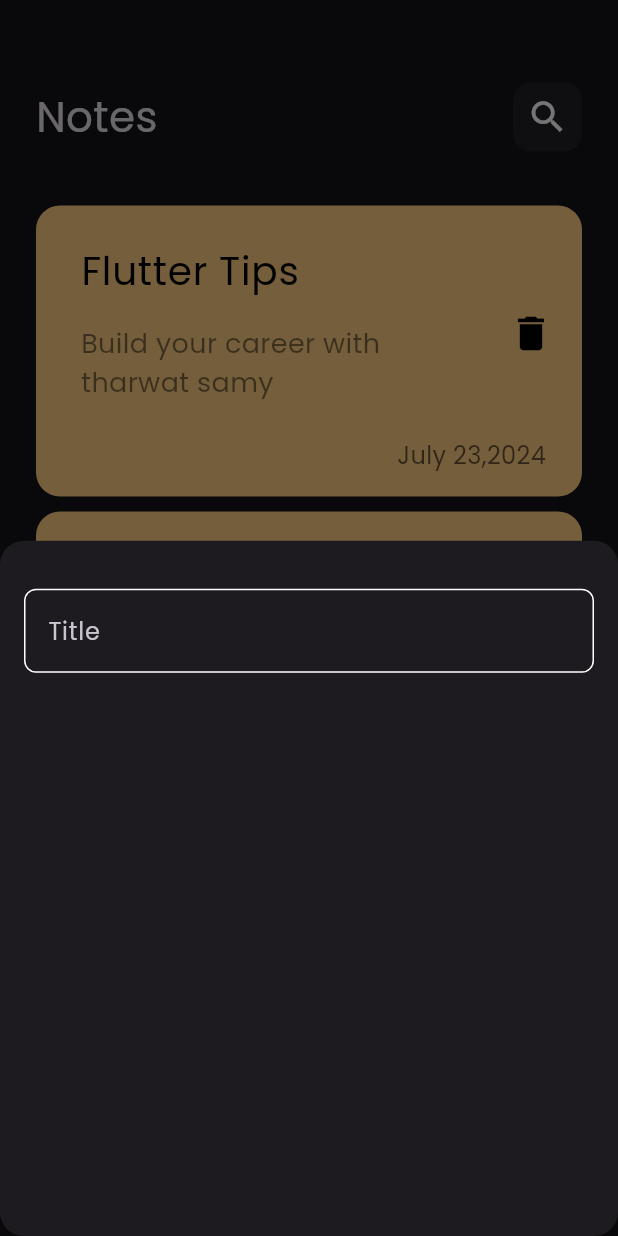
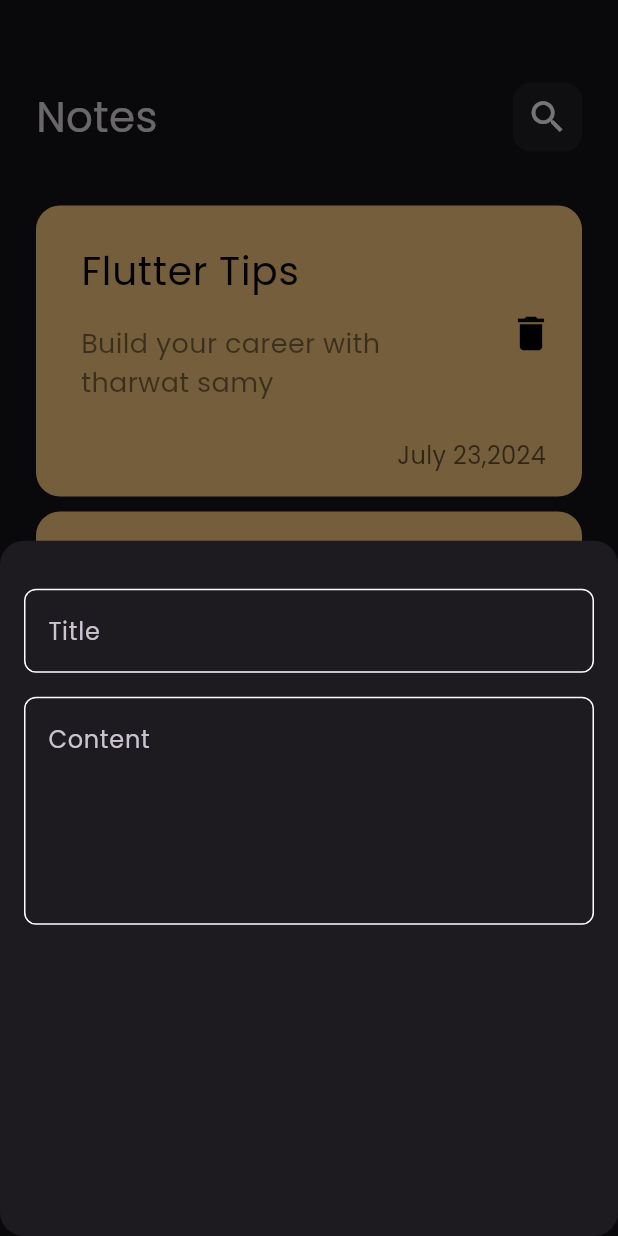
Before and after one commit to kareemsalah720/notes_app, a Flutter app: the screen it shows after launch, after a tap on the "add" icon, on a phone screen of 412 x 824 dp. Run offline on Flutter 3.47's test engine with Material 3 defaults, Android fonts, the phone set to English and light mode, and no system bars.

Commit message:
Add fields to notes BottomSheet

```diff
--- a/lib/widgets/AddNote_Bottom_Sheet.dart
+++ b/lib/widgets/AddNote_Bottom_Sheet.dart
@@ -11,7 +11,14 @@ class AddNoteBottomSheet extends StatelessWidget {
       child: Column(
         children: [
           SizedBox(height: 32,),
-          CustomTextField(),
+          CustomTextField(
+            hint: 'Title',
+          ),
+          SizedBox(height: 16,),
+          CustomTextField(
+            hint: 'Content',
+            maxLines: 5,
+          ),
         ],
       ),
     );
--- a/lib/widgets/custom_text_field.dart
+++ b/lib/widgets/custom_text_field.dart
@@ -2,14 +2,17 @@ import 'package:flutter/material.dart';
 import 'package:notes/constants.dart';
 
 class CustomTextField extends StatelessWidget {
-  const CustomTextField({super.key});
+  const CustomTextField({super.key, required this.hint,  this.maxLines=1});
+  final String hint;
+  final int maxLines;
 
   @override
   Widget build(BuildContext context) {
     return TextField(
+      maxLines: maxLines,
       cursorColor: kprimaryColor,
       decoration: InputDecoration(
-        hintText: 'Title',
+        hintText: hint,
         border: buildBorder(),
         enabledBorder: buildBorder(),
         focusedBorder: buildBorder(kprimaryColor),
@@ -21,8 +24,7 @@ class CustomTextField extends StatelessWidget {
     return OutlineInputBorder(
         borderRadius: BorderRadius.circular(8),
         borderSide: BorderSide(
-          color:color??  Colors.white,
-        )
-      );
+          color: color ?? Colors.white,
+        ));
   }
 }
```
